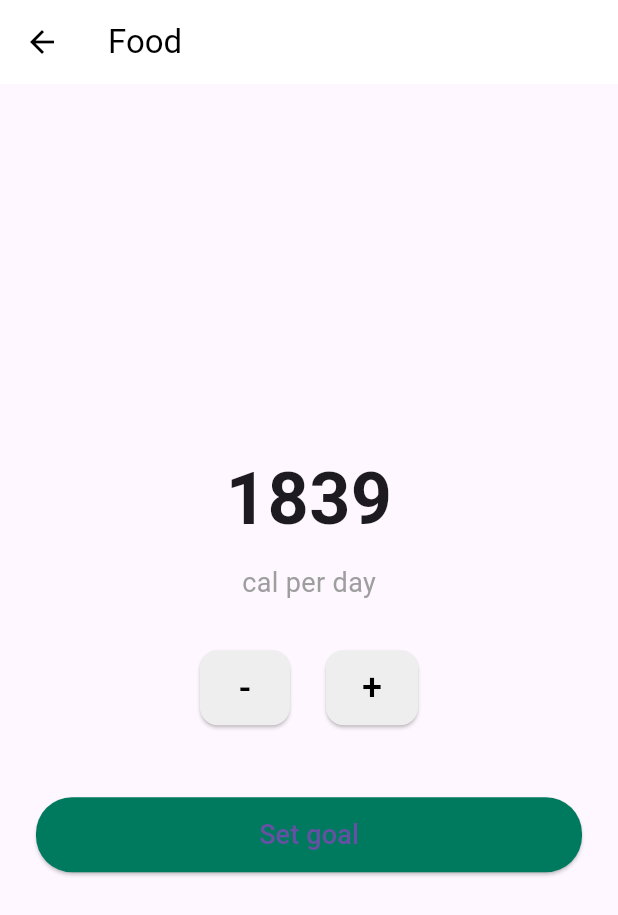
After one commit to WaiYanC-137/loginwithfitbit, a Flutter app: the FoodGoalPage screen opened directly, after a tap on "Set goal", on a phone screen of 412 x 824 dp. The commit adds this screen. Shown: the top 915 px of the screen. Run offline on Flutter 3.47's test engine with Material 3 defaults, Android fonts, the phone set to English and light mode, and no system bars; our stand-ins replace app_links, percent_indicator, shared_preferences; accounts and stored records are empty; network calls fail.

Commit message:
add food goal

```diff
--- a/lib/services/fitbit_service.dart
+++ b/lib/services/fitbit_service.dart
@@ -548,4 +548,26 @@ Future<List<Activity>> fetchActivityLog(
 
     return response.statusCode == 201 || response.statusCode == 200;
   }
+
+
+  Future<bool> createFoodGoal(int calories) async {
+    if (accessToken == null) return false;
+
+    final url = Uri.parse('https://api.fitbit.com/1/user/-/foods/log/goal.json');
+
+    final response = await http.post(
+      url,
+      headers: {
+        'Authorization': 'Bearer $accessToken',
+        'Content-Type': 'application/x-www-form-urlencoded',
+      },
+      body: {
+        'calories': calories.toString(),
+      },
+    );
+
+    print("Goal Response: ${response.statusCode} - ${response.body}");
+    return response.statusCode == 200;
+  }
+
 }
--- /dev/null
+++ b/lib/ui/food/food_goal_page.dart
@@ -0,0 +1,157 @@
+import 'package:flutter/material.dart';
+import 'package:loginwithfitbit/services/fitbit_service.dart';
+
+class FoodGoalPage extends StatefulWidget {
+  const FoodGoalPage({super.key});
+
+  @override
+  State<FoodGoalPage> createState() => _FoodGoalPageState();
+}
+
+class _FoodGoalPageState extends State<FoodGoalPage> {
+  int _calories = 1839; // Default calorie value
+  final TextEditingController _controller = TextEditingController();
+
+  @override
+  void initState() {
+    super.initState();
+    _controller.text = _calories.toString();
+  }
+
+  Future<void> _setFoodGoal() async {
+    final fitbitService = FitbitService();
+    await fitbitService.loadAccessToken();
+
+    final response = await fitbitService.createFoodGoal(_calories);
+
+    if (response) {
+      ScaffoldMessenger.of(context).showSnackBar(
+        const SnackBar(content: Text('Food goal set successfully')),
+      );
+      Navigator.pop(context);
+    } else {
+      ScaffoldMessenger.of(context).showSnackBar(
+        const SnackBar(content: Text('Failed to set food goal')),
+      );
+    }
+  }
+
+  void _increment() {
+    setState(() {
+      _calories += 1;
+      _controller.text = _calories.toString();
+    });
+  }
+
+  void _decrement() {
+    setState(() {
+      if (_calories > 0) _calories -= 1;
+      _controller.text = _calories.toString();
+    });
+  }
+
+  void _onTextChanged(String value) {
+    final parsed = int.tryParse(value);
+    if (parsed != null && parsed >= 0) {
+      setState(() {
+        _calories = parsed;
+      });
+    }
+  }
+
+  @override
+  Widget build(BuildContext context) {
+    return Scaffold(
+      appBar: AppBar(
+        title: const Text('Food'),
+        backgroundColor: Colors.white,
+        foregroundColor: Colors.black,
+        elevation: 0,
+      ),
+      body: Padding(
+        padding: const EdgeInsets.symmetric(horizontal: 24),
+        child: Column(
+          mainAxisAlignment: MainAxisAlignment.center,
+          children: [
+            GestureDetector(
+              onTap: () {
+                showDialog(
+                  context: context,
+                  builder: (ctx) => AlertDialog(
+                    title: const Text('Edit Calories'),
+                    content: TextField(
+                      controller: _controller,
+                      keyboardType: TextInputType.number,
+                      onChanged: _onTextChanged,
+                      decoration: const InputDecoration(hintText: 'Enter calories'),
+                    ),
+                    actions: [
+                      TextButton(
+                        onPressed: () {
+                          Navigator.pop(ctx);
+                        },
+                        child: const Text('Done'),
+                      ),
+                    ],
+                  ),
+                );
+              },
+              child: Text(
+                _calories.toString(),
+                style: const TextStyle(
+                  fontSize: 48,
+                  fontWeight: FontWeight.bold,
+                ),
+              ),
+            ),
+            const SizedBox(height: 8),
+            const Text(
+              'cal per day',
+              style: TextStyle(fontSize: 18, color: Colors.grey),
+            ),
+            const SizedBox(height: 32),
+            Row(
+              mainAxisAlignment: MainAxisAlignment.center,
+              children: [
+                ElevatedButton(
+                  style: ElevatedButton.styleFrom(
+                    backgroundColor: Colors.grey.shade200,
+                    foregroundColor: Colors.black,
+                    shape: RoundedRectangleBorder(borderRadius: BorderRadius.circular(12)),
+                    minimumSize: const Size(60, 50),
+                  ),
+                  onPressed: _decrement,
+                  child: const Text('-', style: TextStyle(fontSize: 24)),
+                ),
+                const SizedBox(width: 24),
+                ElevatedButton(
+                  style: ElevatedButton.styleFrom(
+                    backgroundColor: Colors.grey.shade200,
+                    foregroundColor: Colors.black,
+                    shape: RoundedRectangleBorder(borderRadius: BorderRadius.circular(12)),
+                    minimumSize: const Size(60, 50),
+                  ),
+                  onPressed: _increment,
+                  child: const Text('+', style: TextStyle(fontSize: 24)),
+                ),
+              ],
+            ),
+            const SizedBox(height: 48),
+            SizedBox(
+              width: double.infinity,
+              height: 50,
+              child: ElevatedButton(
+                style: ElevatedButton.styleFrom(
+                  backgroundColor: const Color(0xFF007A5F),
+                  shape: RoundedRectangleBorder(borderRadius: BorderRadius.circular(24)),
+                ),
+                onPressed: _setFoodGoal,
+                child: const Text('Set goal', style: TextStyle(fontSize: 18)),
+              ),
+            ),
+          ],
+        ),
+      ),
+    );
+  }
+}
```
Also changed, not shown: lib/ui/profile_page.dart (+32 -0 lines), lib/ui/user_profile_page.dart (added, +159 -0 lines).
